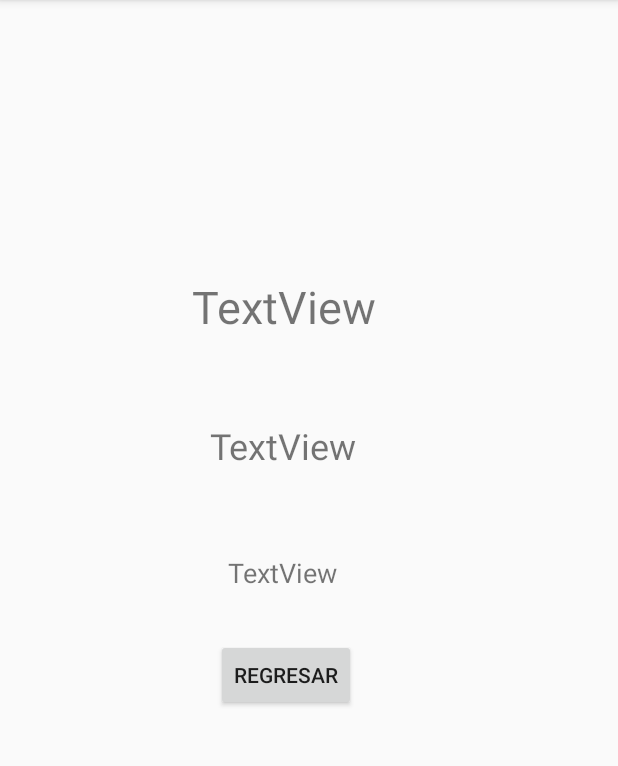
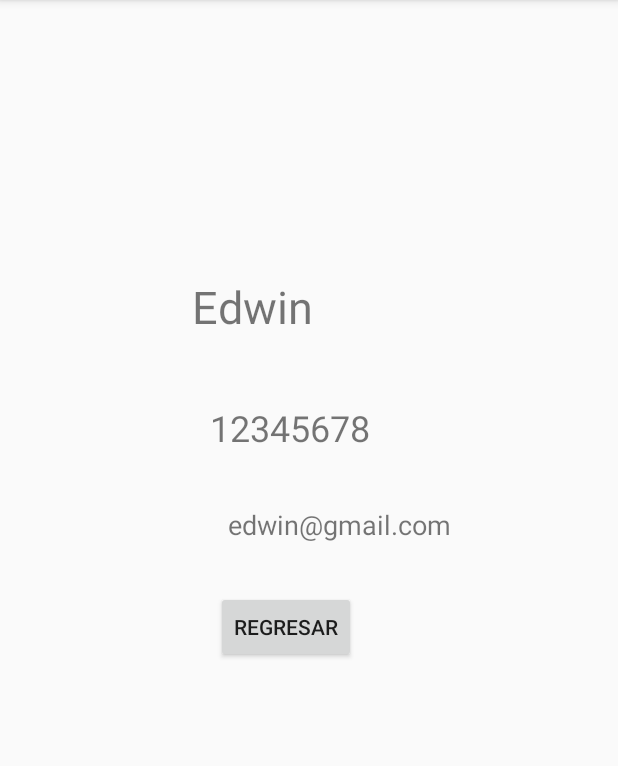
Before and after one commit to Nandoedwin007/Laboratorio3, an Android app: the VerContacto screen opened directly, with no data from a screen before it, on a phone screen of 412 x 824 dp, the part 84-850 px from its top. Run offline under Robolectric (Android 15) with nearby library versions, the phone set to English and light mode, and no system bars; 1 statement that could not run was skipped.

Commit message:
Ya despliega en otra Activity el contacto que se seleccione desde el el ListView

```diff
--- a/app/src/main/java/com/example/edwincoronado/laboratorio3/MainActivity.kt
+++ b/app/src/main/java/com/example/edwincoronado/laboratorio3/MainActivity.kt
@@ -60,7 +60,7 @@ class MainActivity : AppCompatActivity() {
                 //val item = (view as TextView).getText().toString()
                 //Toast.makeText(getBaseContext(), "Se ha añaido " +item+ " a su orden", Toast.LENGTH_LONG).show()
                 val item:Int = position
-                Log.d("Position ",""+position)
+                //Log.d("Position ",""+position)
 
                 val intent = Intent(this@MainActivity, VerContacto::class.java)
                 val parametro = Bundle()
@@ -82,9 +82,9 @@ class MainActivity : AppCompatActivity() {
             }
         })
 
-        val buttonRefrecar = findViewById<Button>(R.id.btnRefrescar)
+        val buttonRefrescar = findViewById<Button>(R.id.btnRefrescar)
         //Funcion que abre la activity de MostrarMenu
-        buttonRefrecar.setOnClickListener(object: View.OnClickListener {
+        buttonRefrescar.setOnClickListener(object: View.OnClickListener {
             override fun onClick(view: View): Unit {
                 // Handler code here.
                 adaptador.notifyDataSetChanged()
--- a/app/src/main/java/com/example/edwincoronado/laboratorio3/VerContacto.kt
+++ b/app/src/main/java/com/example/edwincoronado/laboratorio3/VerContacto.kt
@@ -2,8 +2,10 @@ package com.example.edwincoronado.laboratorio3
 
 import android.support.v7.app.AppCompatActivity
 import android.os.Bundle
+import android.util.Log
 import android.view.View
 import android.widget.Button
+import android.widget.TextView
 
 class VerContacto : AppCompatActivity() {
 
@@ -11,6 +13,23 @@ class VerContacto : AppCompatActivity() {
         super.onCreate(savedInstanceState)
         setContentView(R.layout.activity_ver_contacto)
 
+        val b:Bundle = intent.extras
+        val posicionContacto = b.getInt("Posicion")
+
+        //Log.d("Position ",""+posicionContacto)
+
+        val context:MyApplication = applicationContext as MyApplication
+        val nombreActual:String = context.MisContactos[posicionContacto].nombre
+        val telefonoActual:String = context.MisContactos[posicionContacto].telefono
+        val emailActual:String = context.MisContactos[posicionContacto].email
+
+        val textViewNombre= findViewById<TextView>(R.id.tvNombre)
+        val textViewTelefono= findViewById<TextView>(R.id.tvTelefono)
+        val textViewEmail= findViewById<TextView>(R.id.tvEmail)
+
+        textViewNombre.text = nombreActual
+        textViewTelefono.text = telefonoActual
+        textViewEmail.text = emailActual
 
         val btnRegresarM = findViewById<Button>(R.id.btnRegresar)
         //Funcion que abre la activity de MostrarMenu
--- a/app/src/main/res/layout/activity_ver_contacto.xml
+++ b/app/src/main/res/layout/activity_ver_contacto.xml
@@ -11,29 +11,29 @@
             android:text="TextView"
             android:layout_width="wrap_content"
             android:layout_height="wrap_content"
-            android:id="@+id/textView2" android:layout_marginTop="184dp"
+            android:id="@+id/tvNombre" android:layout_marginTop="184dp"
             app:layout_constraintTop_toTopOf="parent" android:textSize="30sp" android:layout_marginStart="128dp"
             app:layout_constraintStart_toStartOf="parent" android:layout_marginLeft="128dp"/>
     <TextView
             android:text="TextView"
             android:layout_width="wrap_content"
             android:layout_height="wrap_content"
-            android:id="@+id/textView5" android:textSize="24sp"
-            android:layout_marginTop="56dp" app:layout_constraintTop_toBottomOf="@+id/textView2"
-            android:layout_marginStart="140dp" app:layout_constraintStart_toStartOf="parent"
-            android:layout_marginLeft="140dp"/>
+            android:id="@+id/tvTelefono" android:textSize="24sp"
+            android:layout_marginTop="44dp"
+            app:layout_constraintTop_toBottomOf="@+id/tvNombre" android:layout_marginStart="140dp"
+            app:layout_constraintStart_toStartOf="parent" android:layout_marginLeft="140dp"/>
     <TextView
             android:text="TextView"
             android:layout_width="wrap_content"
             android:layout_height="wrap_content"
-            android:id="@+id/textView6" android:layout_marginTop="56dp"
-            app:layout_constraintTop_toBottomOf="@+id/textView5" app:layout_constraintStart_toStartOf="parent"
+            android:id="@+id/tvEmail" android:layout_marginTop="36dp"
+            app:layout_constraintTop_toBottomOf="@+id/tvTelefono" app:layout_constraintStart_toStartOf="parent"
             android:layout_marginLeft="152dp" android:layout_marginStart="152dp" android:textSize="18sp"/>
     <Button
             android:text="Regresar"
             android:layout_width="wrap_content"
             android:layout_height="wrap_content"
             android:id="@+id/btnRegresar" android:layout_marginTop="32dp"
-            app:layout_constraintTop_toBottomOf="@+id/textView6" app:layout_constraintStart_toStartOf="parent"
+            app:layout_constraintTop_toBottomOf="@+id/tvEmail" app:layout_constraintStart_toStartOf="parent"
             android:layout_marginLeft="144dp" android:layout_marginStart="144dp"/>
 </android.support.constraint.ConstraintLayout>
```
